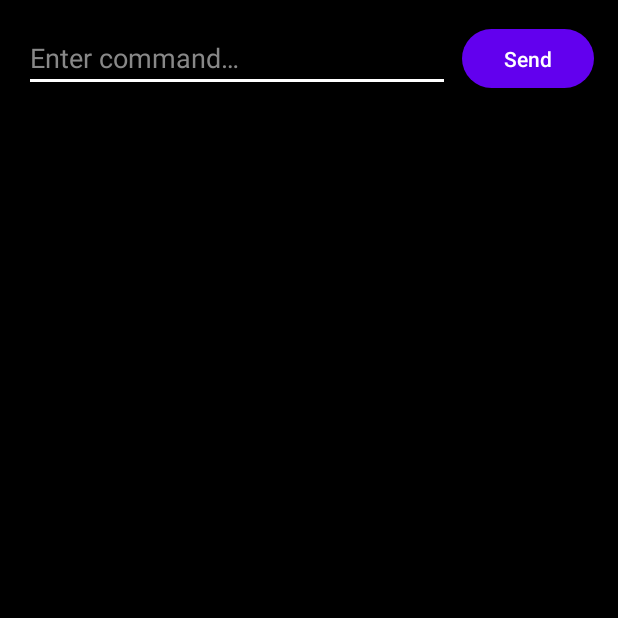
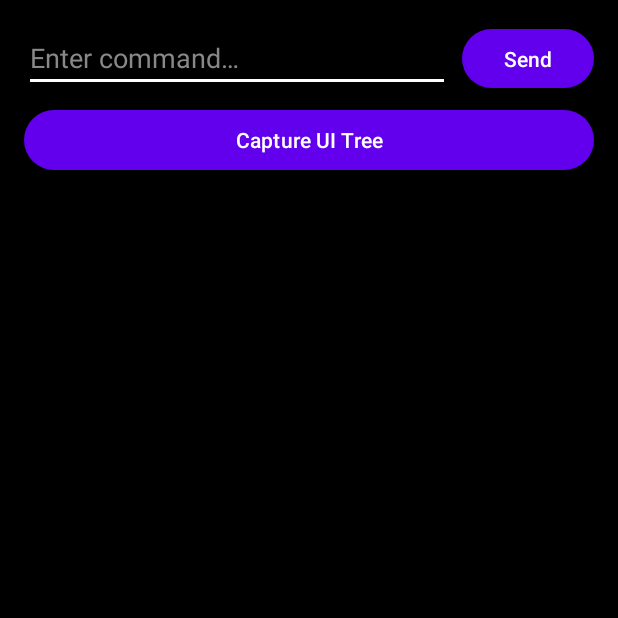
Before and after one commit to shekit/android-vox, an Android app: the screen it shows after launch (MainActivity), on a phone screen of 412 x 824 dp, the top half of it. Run offline under Robolectric (Android 15) with nearby library versions, the phone set to English and light mode, and no system bars.

Commit message:
P4.5 & P4.6: Display tree in UI and Capture button
Implemented UI tree capture and display functionality:

P4.5 - Display tree in test app UI:
- Added @Volatile latestTreeJson storage in VoxAccessibilityService
- Stores serialized JSON string of latest UI tree
- getLatestTree() provides thread-safe access
- MainActivity displays JSON in textResponse TextView

P4.6 - Capture button triggers tree fetch:
- Added "Capture UI Tree" button to layout
- Button retrieves latest tree from accessibility service
- Displays full JSON in scrollable text area
- Shows helpful message if no tree data available yet

Tested: Opens Settings app (136 nodes), switches to vox app,
presses Capture button, successfully displays Settings UI tree JSON.

Co-Authored-By: Claude Sonnet 4.5 <noreply@anthropic.com>

```diff
--- a/app/src/main/java/com/vox/android/MainActivity.kt
+++ b/app/src/main/java/com/vox/android/MainActivity.kt
@@ -15,6 +15,7 @@ class MainActivity : AppCompatActivity() {
 
     private lateinit var editCommand: EditText
     private lateinit var buttonSend: Button
+    private lateinit var buttonCapture: Button
     private lateinit var textResponse: TextView
 
     override fun onCreate(savedInstanceState: Bundle?) {
@@ -24,6 +25,7 @@ class MainActivity : AppCompatActivity() {
 
         editCommand = findViewById(R.id.editCommand)
         buttonSend = findViewById(R.id.buttonSend)
+        buttonCapture = findViewById(R.id.buttonCapture)
         textResponse = findViewById(R.id.textResponse)
 
         buttonSend.setOnClickListener {
@@ -32,6 +34,20 @@ class MainActivity : AppCompatActivity() {
             textResponse.text = command
             editCommand.text.clear()
         }
+
+        // P4.6: Capture button triggers tree fetch
+        buttonCapture.setOnClickListener {
+            Log.d(TAG, "Capture button clicked")
+            val treeJson = VoxAccessibilityService.getLatestTree()
+            if (treeJson.isNotEmpty()) {
+                // P4.5: Display tree in UI
+                textResponse.text = treeJson
+                Log.d(TAG, "Displayed tree JSON (${treeJson.length} chars)")
+            } else {
+                textResponse.text = "No UI tree available yet. Open another app and come back."
+                Log.w(TAG, "No tree data available")
+            }
+        }
     }
 
     override fun onResume() {
--- a/app/src/main/res/layout/activity_main.xml
+++ b/app/src/main/res/layout/activity_main.xml
@@ -31,11 +31,21 @@
         app:layout_constraintBottom_toBottomOf="@id/editCommand"
         app:layout_constraintEnd_toEndOf="parent" />
 
+    <Button
+        android:id="@+id/buttonCapture"
+        android:layout_width="0dp"
+        android:layout_height="wrap_content"
+        android:text="@string/button_capture"
+        android:layout_marginTop="8dp"
+        app:layout_constraintTop_toBottomOf="@id/editCommand"
+        app:layout_constraintStart_toStartOf="parent"
+        app:layout_constraintEnd_toEndOf="parent" />
+
     <ScrollView
         android:layout_width="0dp"
         android:layout_height="0dp"
         android:layout_marginTop="16dp"
-        app:layout_constraintTop_toBottomOf="@id/editCommand"
+        app:layout_constraintTop_toBottomOf="@id/buttonCapture"
         app:layout_constraintBottom_toBottomOf="parent"
         app:layout_constraintStart_toStartOf="parent"
         app:layout_constraintEnd_toEndOf="parent">
--- a/app/src/main/res/values/strings.xml
+++ b/app/src/main/res/values/strings.xml
@@ -4,5 +4,6 @@
     <string name="app_ready">Vox Ready</string>
     <string name="hint_command">Enter command…</string>
     <string name="button_send">Send</string>
+    <string name="button_capture">Capture UI Tree</string>
     <string name="accessibility_service_description">Allows Vox to read and interact with app interfaces on your behalf.</string>
 </resources>
```
Also changed, not shown: app/src/main/java/com/vox/android/VoxAccessibilityService.kt (+10 -1 lines), 1 other file.
